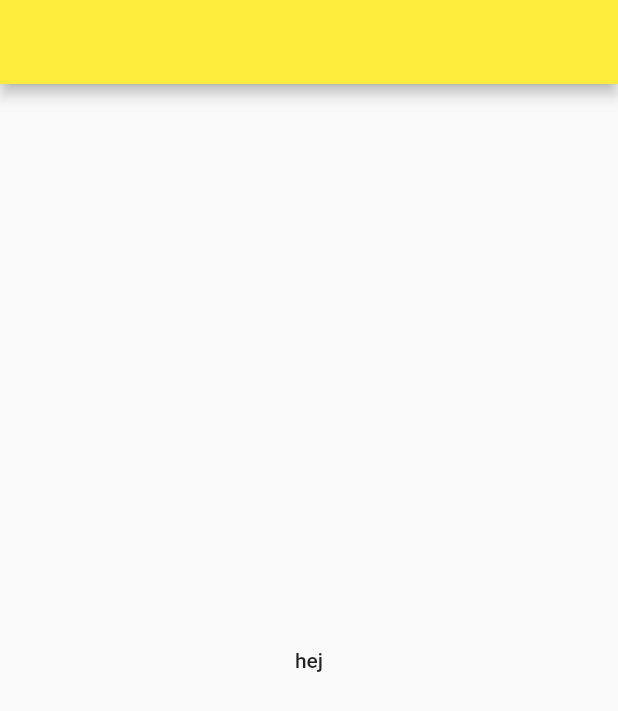
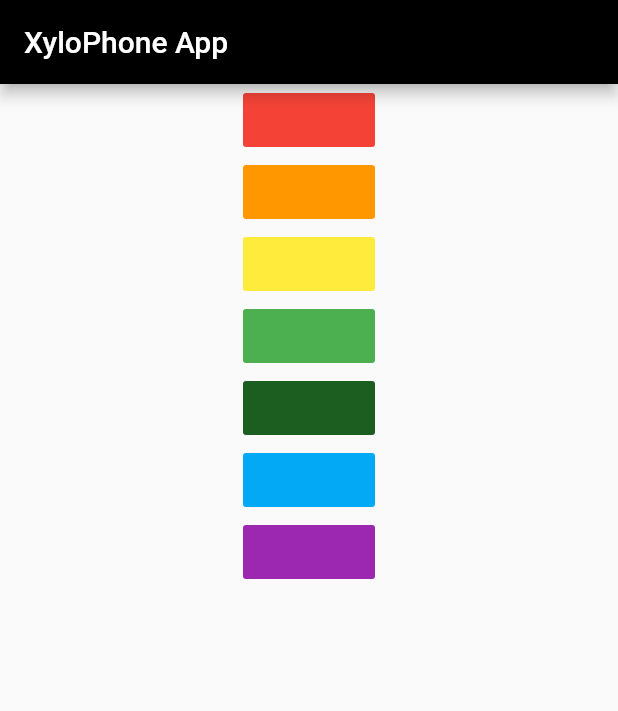
Before and after one commit to faceyacc/XyloPhone, a Flutter app: the screen it shows after launch, on a phone screen of 412 x 824 dp. Shown: the top 711 px of the screen. Run offline on Flutter 3.47's test engine with Material 2 defaults, Android fonts, the phone set to English and light mode, and no system bars; our stand-ins replace audioplayers.

Commit message:
Added all seven xylophone notes to UI

```diff
--- a/xylophone_flutterapp/lib/main.dart
+++ b/xylophone_flutterapp/lib/main.dart
@@ -11,16 +11,62 @@ class XyloPhone extends StatelessWidget {
     return MaterialApp(
       home: Scaffold(
         appBar: AppBar(
-          backgroundColor: Colors.yellow,
+          title: Text('XyloPhone App'),
+          backgroundColor: Colors.black,
         ),
         body: SafeArea(
           child: Center(
-            child: FlatButton(
-              onPressed: () {
-                AudioCache().play('note3.wav');
-              },
-              child: Text('hej'),
-            ),
+            child: Column(children: <Widget>[
+              FlatButton(
+                color: Colors.red,
+                onPressed: () {
+                  AudioCache().play('note1.wav');
+                },
+                child: null,
+              ),
+              FlatButton(
+                color: Colors.orange,
+                onPressed: () {
+                  AudioCache().play('note2.wav');
+                },
+                child: null,
+              ),
+              FlatButton(
+                color: Colors.yellow,
+                onPressed: () {
+                  AudioCache().play('note3.wav');
+                },
+                child: null,
+              ),
+              FlatButton(
+                color: Colors.green,
+                onPressed: () {
+                  AudioCache().play('note4.wav');
+                },
+                child: null,
+              ),
+              FlatButton(
+                color: Colors.green[900],
+                onPressed: () {
+                  AudioCache().play('note5.wav');
+                },
+                child: null,
+              ),
+              FlatButton(
+                color: Colors.lightBlue,
+                onPressed: () {
+                  AudioCache().play('note6.wav');
+                },
+                child: null,
+              ),
+              FlatButton(
+                color: Colors.purple,
+                onPressed: () {
+                  AudioCache().play('note7.wav');
+                },
+                child: null,
+              ),
+            ]),
           ),
         ),
       ),
```
